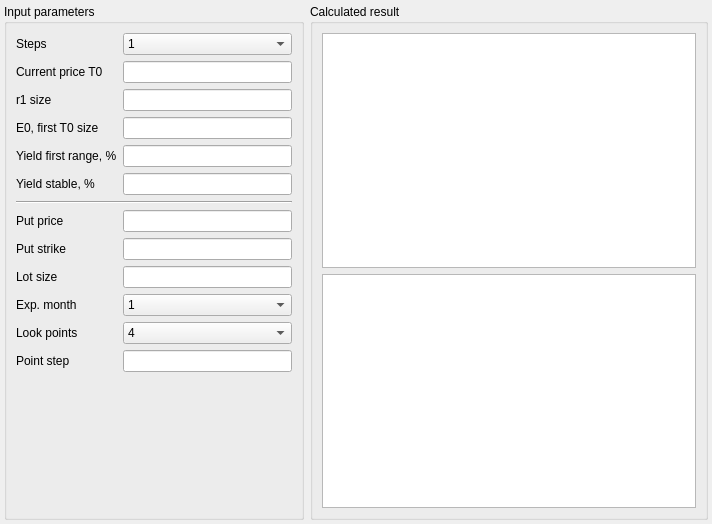
The window that test_projects/gui_calc_v3/lpputpage.ui (AlexanderR9/repo_qt5) describes before a commit, drawn with Qt 5.
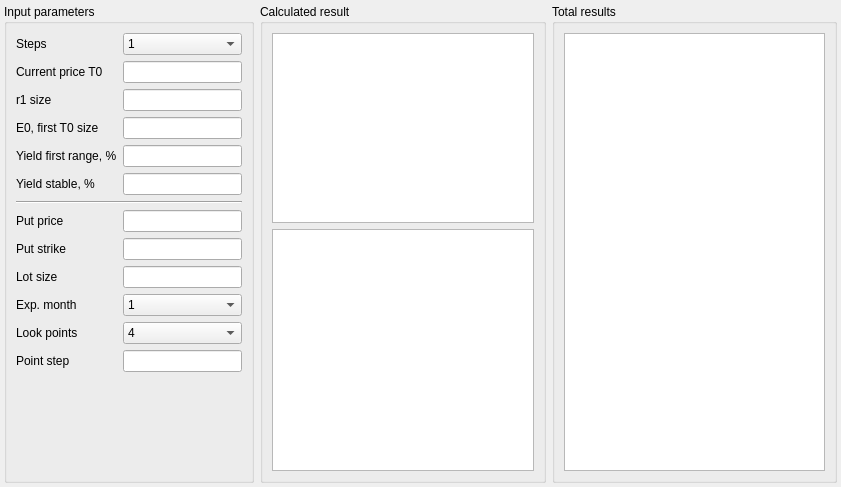
The same window after the commit.

What changed in the file:
```diff
--- a/test_projects/gui_calc_v3/lpputpage.ui
+++ b/test_projects/gui_calc_v3/lpputpage.ui
@@ -6,8 +6,8 @@
    <rect>
     <x>0</x>
     <y>0</y>
-    <width>712</width>
-    <height>524</height>
+    <width>841</width>
+    <height>487</height>
    </rect>
   </property>
   <property name="windowTitle">
@@ -30,7 +30,7 @@
     <widget class="QGroupBox" name="groupBox">
      <property name="maximumSize">
       <size>
-       <width>300</width>
+       <width>250</width>
        <height>16777215</height>
       </size>
      </property>
@@ -288,7 +288,14 @@
      </property>
      <layout class="QGridLayout" name="gridLayout_2">
       <item row="0" column="0">
-       <widget class="QTableWidget" name="resultTable"/>
+       <widget class="QTableWidget" name="resultTable">
+        <property name="maximumSize">
+         <size>
+          <width>16777215</width>
+          <height>190</height>
+         </size>
+        </property>
+       </widget>
       </item>
       <item row="1" column="0">
        <widget class="QTableWidget" name="putTable"/>
@@ -296,6 +303,24 @@
      </layout>
     </widget>
    </item>
+   <item>
+    <widget class="QGroupBox" name="groupBox_3">
+     <property name="maximumSize">
+      <size>
+       <width>300</width>
+       <height>16777215</height>
+      </size>
+     </property>
+     <property name="title">
+      <string>Total results</string>
+     </property>
+     <layout class="QVBoxLayout" name="verticalLayout">
+      <item>
+       <widget class="QTableWidget" name="totalTable"/>
+      </item>
+     </layout>
+    </widget>
+   </item>
   </layout>
  </widget>
  <resources/>
```
Left out of the diff: 15 changed lines with no effect on the pictures.
